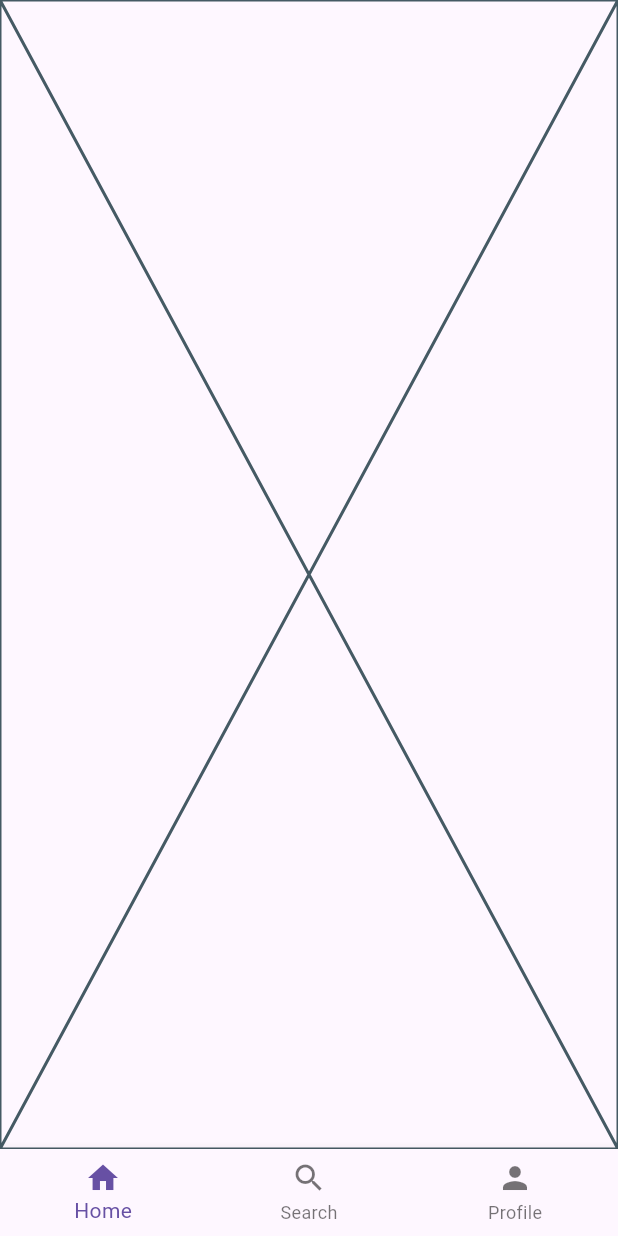
After one commit to AnasShehata1/workspace_ieee, a Flutter app: the MainLayoutView screen opened directly, on a phone screen of 412 x 824 dp. The commit adds this screen. Run offline on Flutter 3.47's test engine with Material 3 defaults, Android fonts, the phone set to English and light mode, and no system bars.

Commit message:
create main layout view

```diff
--- /dev/null
+++ b/lib/presentation/views/home_view.dart
@@ -0,0 +1,10 @@
+import 'package:flutter/material.dart';
+
+class HomeView extends StatelessWidget {
+  const HomeView({super.key});
+
+  @override
+  Widget build(BuildContext context) {
+    return const Placeholder();
+  }
+}
--- /dev/null
+++ b/lib/presentation/views/main_layout_view.dart
@@ -0,0 +1,48 @@
+import 'package:flutter/material.dart';
+import 'package:workspace_ieee/presentation/views/home_view.dart';
+import 'package:workspace_ieee/presentation/views/profile_view.dart';
+import 'package:workspace_ieee/presentation/views/search_view.dart';
+
+class MainLayoutView extends StatefulWidget {
+  const MainLayoutView({super.key});
+
+  @override
+  State<MainLayoutView> createState() => _MainLayoutViewState();
+}
+
+class _MainLayoutViewState extends State<MainLayoutView> {
+  int index = 0;
+  List<Widget> screens = [
+    HomeView(),
+    SearchView(),
+    ProfileView(),
+  ];
+  @override
+  Widget build(BuildContext context) {
+    return Scaffold(
+      body: screens[index],
+      bottomNavigationBar: BottomNavigationBar(
+        items: [
+          BottomNavigationBarItem(
+            icon: Icon(Icons.home),
+            label: 'Home',
+          ),
+          BottomNavigationBarItem(
+            icon: Icon(Icons.search),
+            label: 'Search',
+          ),
+          BottomNavigationBarItem(
+            icon: Icon(Icons.person),
+            label: 'Profile',
+          ),
+        ],
+        currentIndex: index,
+        onTap: (value) {
+          setState(() {
+            index = value;
+          });
+        },
+      ),
+    );
+  }
+}
```
Also changed, not shown: lib/main.dart (+4 -110 lines), lib/presentation/views/profile_view.dart (added, +10 -0 lines), lib/presentation/views/search_view.dart (added, +10 -0 lines).
